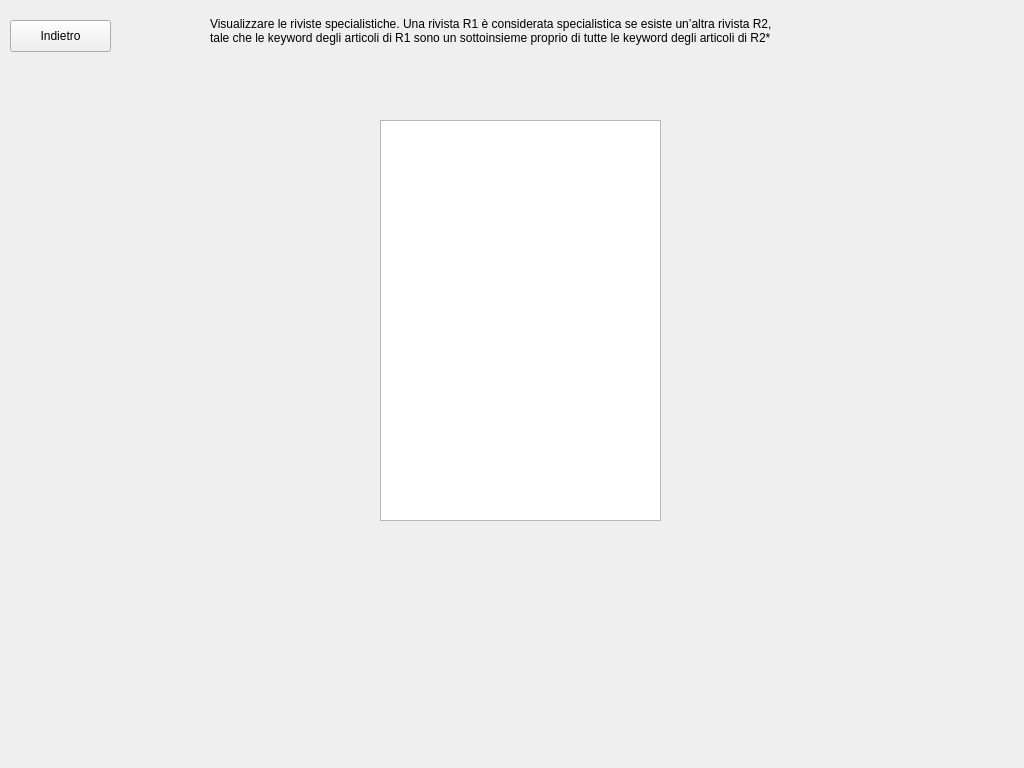
This is Progetto/paginarivista.ui in marcovirgillo/ProgettoPO as Qt 5 draws it before an edit. The edited form follows.
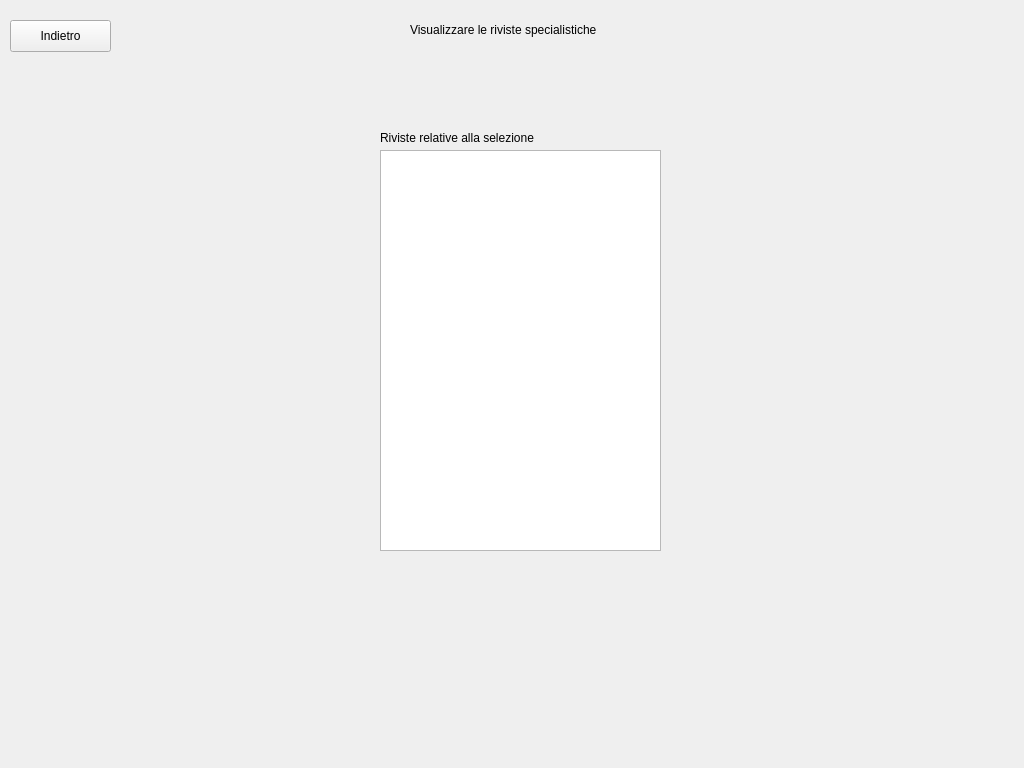
This is the edited form.

The edit to the form file:
```diff
--- a/Progetto/paginarivista.ui
+++ b/Progetto/paginarivista.ui
@@ -257,7 +257,7 @@
      <property name="geometry">
       <rect>
        <x>380</x>
-       <y>120</y>
+       <y>150</y>
        <width>281</width>
        <height>401</height>
       </rect>
@@ -266,15 +266,14 @@
     <widget class="QLabel" name="page2_labelTitolo">
      <property name="geometry">
       <rect>
-       <x>210</x>
-       <y>10</y>
-       <width>651</width>
-       <height>41</height>
+       <x>410</x>
+       <y>20</y>
+       <width>221</width>
+       <height>20</height>
       </rect>
      </property>
      <property name="text">
-      <string>Visualizzare le riviste specialistiche. Una rivista R1 è considerata specialistica se esiste un’altra rivista R2, 
-tale che le keyword degli articoli di R1 sono un sottoinsieme proprio di tutte le keyword degli articoli di R2*</string>
+      <string>Visualizzare le riviste specialistiche</string>
      </property>
     </widget>
     <widget class="QPushButton" name="page2_buttonIndietro">
@@ -290,6 +289,19 @@
       <string>Indietro</string>
      </property>
     </widget>
+    <widget class="QLabel" name="page2_labelRivisteSpecialistiche">
+     <property name="geometry">
+      <rect>
+       <x>380</x>
+       <y>130</y>
+       <width>181</width>
+       <height>16</height>
+      </rect>
+     </property>
+     <property name="text">
+      <string>Riviste relative alla selezione</string>
+     </property>
+    </widget>
    </widget>
   </widget>
  </widget>
```
